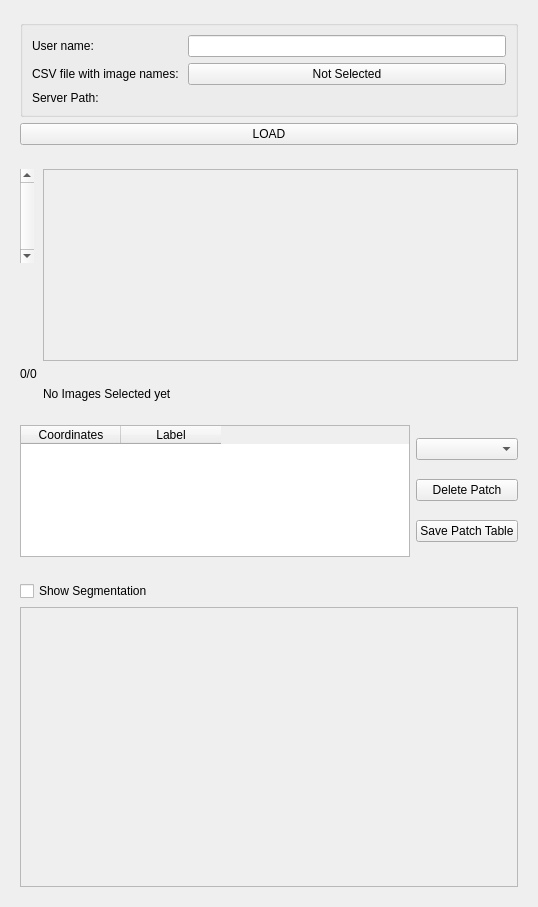
Before: the Qt Designer form TTSegTool/Resources/UI/TTSegTool.ui in lucieDLE/TTSegTool, drawn with Qt 5.
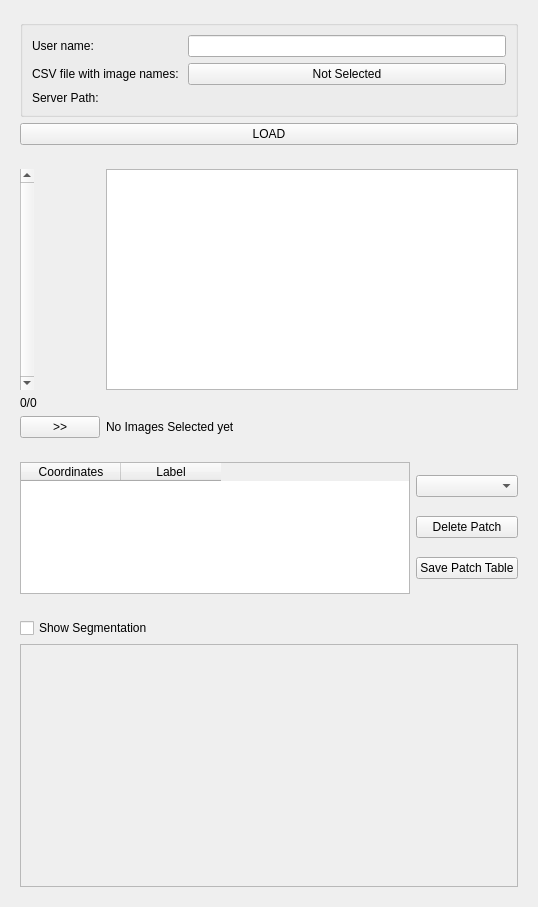
After: the same form once the commit is applied. Custom widgets are drawn as their Qt base class.

Commit message: BUG: Fixes to navigation related, add button for moving to next ungraded

The edit to the form file:
```diff
--- a/TTSegTool/Resources/UI/TTSegTool.ui
+++ b/TTSegTool/Resources/UI/TTSegTool.ui
@@ -10,6 +10,12 @@
     <height>907</height>
    </rect>
   </property>
+  <property name="sizePolicy">
+   <sizepolicy hsizetype="MinimumExpanding" vsizetype="Preferred">
+    <horstretch>0</horstretch>
+    <verstretch>0</verstretch>
+   </sizepolicy>
+  </property>
   <layout class="QVBoxLayout" name="verticalLayout">
    <item>
     <widget class="ctkCollapsibleButton" name="inputsCollapsibleButton" native="true">
@@ -97,6 +103,12 @@
      <layout class="QFormLayout" name="formLayout_4">
       <item row="0" column="0">
        <widget class="QScrollBar" name="imageNavigationScrollBar">
+        <property name="sizePolicy">
+         <sizepolicy hsizetype="Fixed" vsizetype="MinimumExpanding">
+          <horstretch>0</horstretch>
+          <verstretch>0</verstretch>
+         </sizepolicy>
+        </property>
         <property name="focusPolicy">
          <enum>Qt::TabFocus</enum>
         </property>
@@ -117,7 +129,7 @@
       <item row="0" column="1">
        <widget class="QTableWidget" name="imageDetailsTable">
         <property name="enabled">
-         <bool>false</bool>
+         <bool>true</bool>
         </property>
         <property name="sizePolicy">
          <sizepolicy hsizetype="Expanding" vsizetype="Preferred">
@@ -141,6 +153,13 @@
         </property>
        </widget>
       </item>
+      <item row="2" column="0">
+       <widget class="QPushButton" name="findUngradedButton">
+        <property name="text">
+         <string>&gt;&gt;</string>
+        </property>
+       </widget>
+      </item>
      </layout>
     </widget>
    </item>
@@ -260,7 +279,7 @@
            <x>0</x>
            <y>0</y>
            <width>488</width>
-           <height>151</height>
+           <height>143</height>
           </rect>
          </property>
          <widget class="qMRMLSegmentEditorWidget" name="SegmentEditorWidget" native="true">
```
The commit also changes 1 other file.
